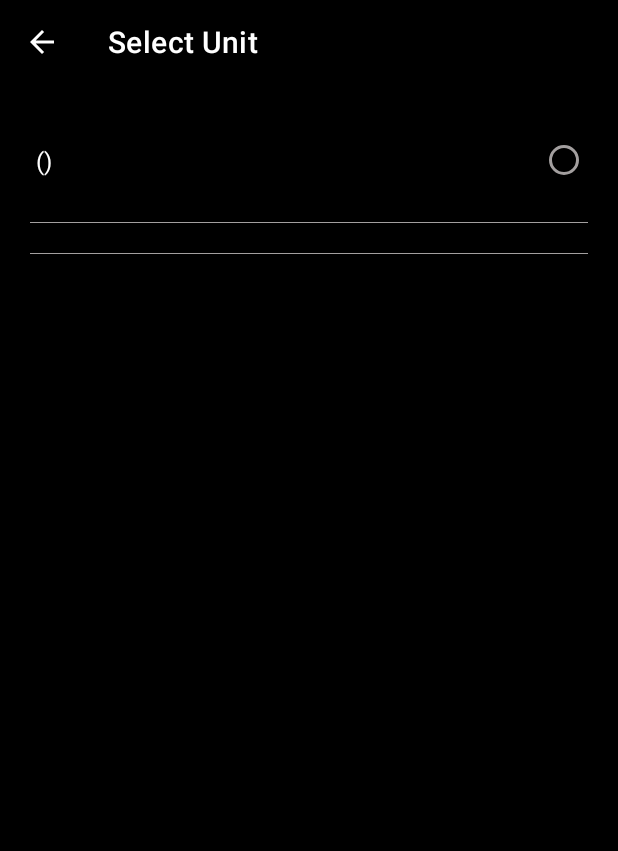
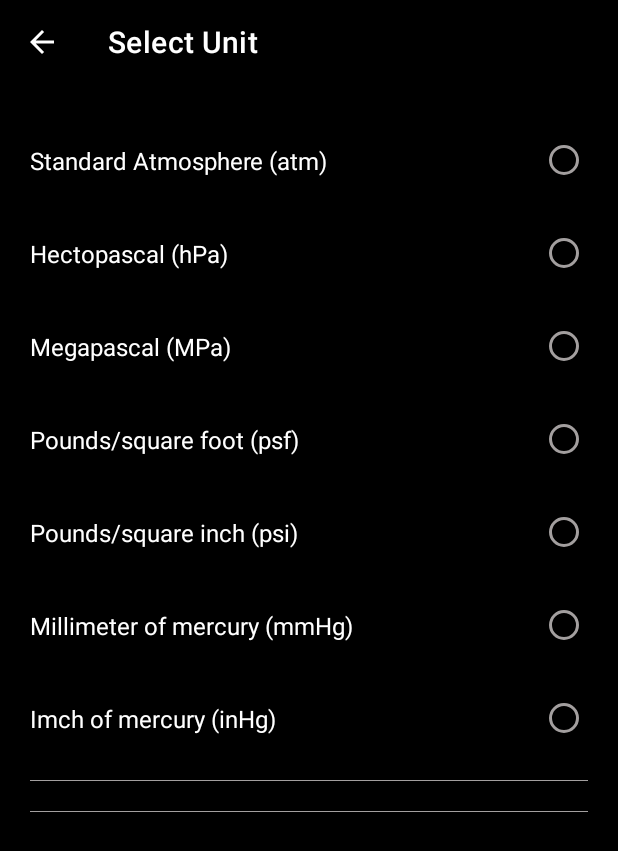
Before and after one commit to vickyrules/OIBSIP, an Android app: the screen it shows after launch (SelectUnitActivity), after a tap on "Pressure", on a phone screen of 412 x 824 dp. Shown: the top 851 px of the screen. Run offline under Robolectric (Android 15) with nearby library versions, the phone set to English and light mode, and no system bars.

Commit message:
pressure  units   added

```diff
--- a/UnitConverter/app/src/main/java/com/example/unitconverter/MainActivity.java
+++ b/UnitConverter/app/src/main/java/com/example/unitconverter/MainActivity.java
@@ -185,7 +185,13 @@ public class MainActivity extends AppCompatActivity {
                 unitsListMetric.clear();
                 unitsListImperial.clear();
 
-                unitsListMetric.add(" () ");
+                unitsListMetric.add("Standard Atmosphere (atm) ");
+                unitsListMetric.add("Hectopascal (hPa) ");
+                unitsListMetric.add("Megapascal (MPa) ");
+                unitsListMetric.add("Pounds/square foot (psf) ");
+                unitsListMetric.add("Pounds/square inch (psi) ");
+                unitsListMetric.add("Millimeter of mercury (mmHg) ");
+                unitsListMetric.add("Imch of mercury (inHg) ");
 
                 startConversion("Pressure conversion");
             }
```
